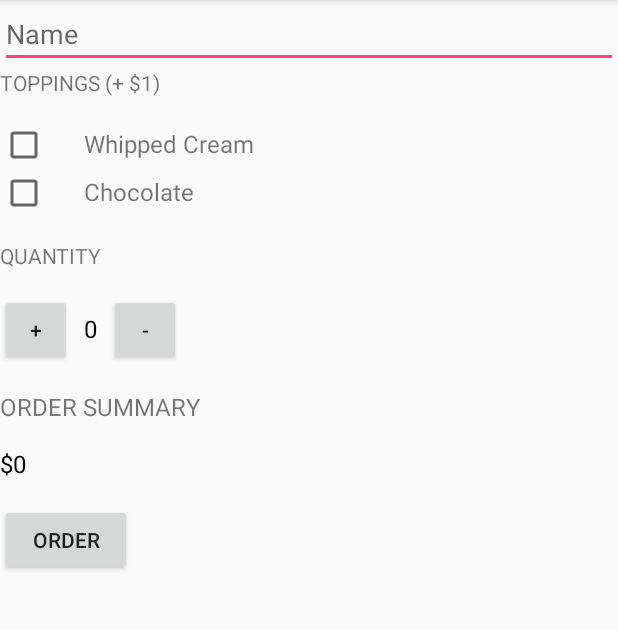
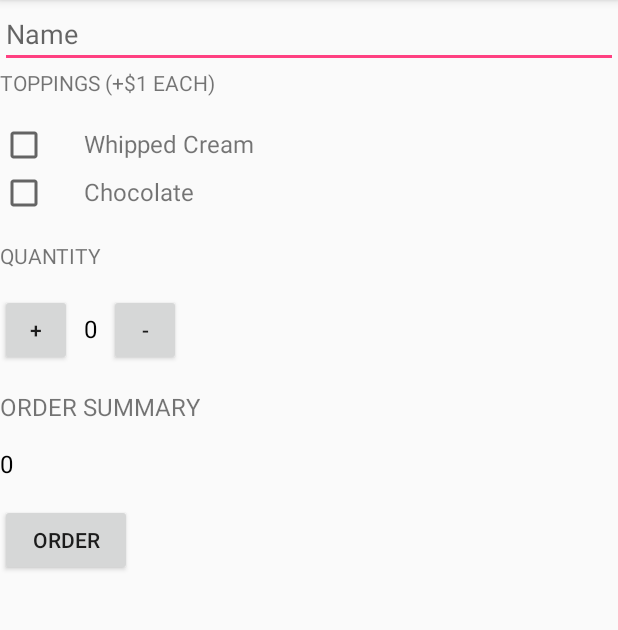
Before and after one commit to ddanskin/justjava, an Android app: the screen it shows after launch (MainActivity), on a phone screen of 412 x 824 dp, the part 84-714 px from its top. Run offline under Robolectric (Android 15) with nearby library versions, the phone set to English and light mode, and no system bars.

Commit message:
update string resources

```diff
--- a/app/src/main/res/layout/activity_main.xml
+++ b/app/src/main/res/layout/activity_main.xml
@@ -6,10 +6,9 @@
     tools:context=".MainActivity">
 
     <LinearLayout xmlns:android="http://schemas.android.com/apk/res/android"
-        xmlns:app="http://schemas.android.com/apk/res-auto"
         xmlns:tools="http://schemas.android.com/tools"
         android:layout_width="match_parent"
-        android:layout_height="match_parent"
+        android:layout_height="wrap_content"
         android:orientation="vertical">
 
         <EditText
@@ -17,13 +16,13 @@
             android:layout_height="wrap_content"
             android:layout_width="match_parent"
             android:inputType="text"
-            android:hint="Name"/>
+            android:hint="@string/hint_name"/>
 
         <TextView
             android:layout_width="wrap_content"
             android:layout_height="wrap_content"
             android:layout_marginBottom="16dp"
-            android:text="Toppings (+ $1)"
+            android:text="@string/toppings_title"
             android:textAllCaps="true" />
 
         <LinearLayout
@@ -34,12 +33,13 @@
                 android:id="@+id/whipped_cream_checkbox"
                 android:layout_width="wrap_content"
                 android:layout_height="wrap_content"
-                android:layout_marginRight="24dp" />
+                android:layout_marginRight="24dp"
+                android:layout_marginEnd="24dp"/>
 
             <TextView
                 android:layout_width="wrap_content"
                 android:layout_height="wrap_content"
-                android:text="Whipped Cream"
+                android:text="@string/whipped_cream"
                 android:textSize="16sp" />
 
         </LinearLayout>
@@ -53,12 +53,13 @@
                 android:id="@+id/chocolate_checkbox"
                 android:layout_width="wrap_content"
                 android:layout_height="wrap_content"
-                android:layout_marginRight="24dp" />
+                android:layout_marginRight="24dp"
+                android:layout_marginEnd="24dp"/>
 
             <TextView
                 android:layout_width="wrap_content"
                 android:layout_height="wrap_content"
-                android:text="Chocolate"
+                android:text="@string/chocolate"
                 android:textSize="16sp" />
 
         </LinearLayout>
@@ -67,7 +68,7 @@
             android:layout_width="wrap_content"
             android:layout_height="wrap_content"
             android:layout_marginBottom="16dp"
-            android:text="Quantity"
+            android:text="@string/quantity_title"
             android:textAllCaps="true" />
 
         <LinearLayout
@@ -81,13 +82,13 @@
                 android:layout_marginEnd="8dp"
                 android:layout_marginRight="8dp"
                 android:onClick="increment"
-                android:text="+" />
+                android:text="@string/increase" />
 
             <TextView
                 android:id="@+id/quantity_text_view"
                 android:layout_width="wrap_content"
                 android:layout_height="wrap_content"
-                android:text="0"
+                android:text="@string/zero"
                 android:textColor="#000000"
                 android:textSize="16sp" />
 
@@ -98,7 +99,7 @@
                 android:layout_marginLeft="8dp"
                 android:layout_marginStart="8dp"
                 android:onClick="decrement"
-                android:text="-" />
+                android:text="@string/decrease" />
 
         </LinearLayout>
 
@@ -107,7 +108,7 @@
             android:layout_height="wrap_content"
             android:layout_marginBottom="16dp"
             android:layout_marginTop="16dp"
-            android:text="Order Summary"
+            android:text="@string/order_summary_title"
             android:textAllCaps="true"
             android:textSize="16sp" />
 
@@ -115,7 +116,7 @@
             android:id="@+id/order_summary_text_view"
             android:layout_width="wrap_content"
             android:layout_height="wrap_content"
-            android:text="$0"
+            android:text="@string/zero"
             android:textColor="#000000"
             android:textSize="16sp" />
 
@@ -125,7 +126,7 @@
             android:layout_height="wrap_content"
             android:layout_marginTop="16dp"
             android:onClick="submitOrder"
-            android:text="Order"
+            android:text="@string/order"
             android:textAllCaps="true" />
 
     </LinearLayout>
--- a/app/src/main/res/values/strings.xml
+++ b/app/src/main/res/values/strings.xml
@@ -1,3 +1,13 @@
 <resources>
     <string name="app_name">Just Java</string>
+    <string name="whipped_cream">Whipped Cream</string>
+    <string name="chocolate">Chocolate</string>
+    <string name="hint_name">Name</string>
+    <string name="toppings_title">Toppings (+$1 each)</string>
+    <string name="quantity_title">Quantity</string>
+    <string name="increase">+</string>
+    <string name="decrease">-</string>
+    <string name="zero">0</string>
+    <string name="order_summary_title">Order Summary</string>
+    <string name="order">Order</string>
 </resources>
```
